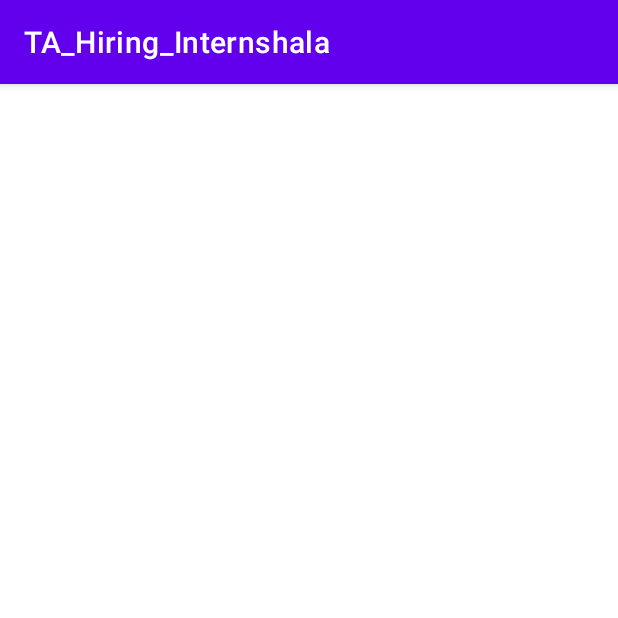
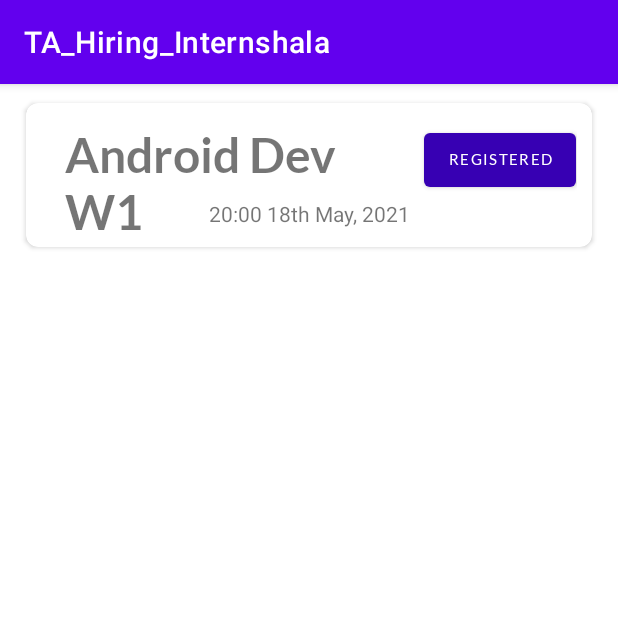
Before and after one commit to rahulsain/internshala_ta, an Android app: the fragment Dashboard placed in its activity, on a phone screen of 412 x 824 dp, the top half of it. Run offline under Robolectric (Android 15) with nearby library versions, the phone set to English and light mode, and no system bars; our stand-ins replace Room's generated code.

```diff
--- a/app/src/main/java/com/rahuls/ta_hiring_internshala/adapter/RVAdapter.kt
+++ b/app/src/main/java/com/rahuls/ta_hiring_internshala/adapter/RVAdapter.kt
@@ -1,6 +1,5 @@
 package com.rahuls.ta_hiring_internshala.adapter
 
-import android.content.Context
 import android.graphics.Color
 import android.view.LayoutInflater
 import android.view.View
@@ -9,24 +8,15 @@ import android.widget.Button
 import android.widget.TextView
 import androidx.recyclerview.widget.RecyclerView
 import com.rahuls.ta_hiring_internshala.R
-import com.rahuls.ta_hiring_internshala.model.Data
 
-class RVAdapter(private var arrayList: ArrayList<Data>) : RecyclerView.Adapter<RVAdapter.ViewHolder>() {
-
-    private lateinit var name: ArrayList<String>
-    private lateinit var date: ArrayList<String>
-    private lateinit var btn: ArrayList<Boolean>
-    private var size = 0
+class RVAdapter(private val name: ArrayList<String>, private val date: ArrayList<String>,
+                private val btn: ArrayList<Boolean>) : RecyclerView.Adapter<RVAdapter.ViewHolder>() {
 
     inner class ViewHolder(itemView: View) : RecyclerView.ViewHolder(itemView) {
 
         var itemName: TextView = itemView.findViewById(R.id.workshopName)
         var itemDate: TextView = itemView.findViewById(R.id.workshopDate)
         var button: Button = itemView.findViewById(R.id.applyBtn)
-
-        val prefs = itemView.context.getSharedPreferences("prefs", Context.MODE_PRIVATE)!!
-
-
 
         fun hideButton() {
             button.text = "Registered"
@@ -39,39 +29,19 @@ class RVAdapter(private var arrayList: ArrayList<Data>) : RecyclerView.Adapter<R
     override fun onCreateViewHolder(viewGroup: ViewGroup, i: Int): ViewHolder {
         val v = LayoutInflater.from(viewGroup.context)
             .inflate(R.layout.frame_textview, viewGroup, false)
-        fetchData()
         return ViewHolder(v)
     }
 
 
     override fun onBindViewHolder(viewHolder: ViewHolder, i: Int) {
-
-        btn[i] = viewHolder.prefs.getBoolean("registered$i", false)
+        viewHolder.itemName.text = name[i]
+        viewHolder.itemDate.text = date[i]
         if (btn[i]) {
             viewHolder.hideButton()
-            viewHolder.itemName.text = name[i]
-            viewHolder.itemDate.text = date[i]
         }
-
-
     }
 
     override fun getItemCount(): Int {
-        return size
+        return name.size
     }
-
-    private fun fetchData() {
-
-        for(i in arrayList.indices){
-            if(arrayList[i].button){
-                name.add(arrayList[i].name)
-                date.add(arrayList[i].date)
-                btn.add(arrayList[i].button)
-                size++
-            }
-        }
-    }
-
-
-
 }
--- a/app/src/main/java/com/rahuls/ta_hiring_internshala/adapter/RecyclerViewAdapter.kt
+++ b/app/src/main/java/com/rahuls/ta_hiring_internshala/adapter/RecyclerViewAdapter.kt
@@ -12,24 +12,26 @@ import androidx.fragment.app.commit
 import androidx.fragment.app.replace
 import androidx.recyclerview.widget.RecyclerView
 import com.rahuls.ta_hiring_internshala.R
+import com.rahuls.ta_hiring_internshala.fragment.Dashboard
 import com.rahuls.ta_hiring_internshala.fragment.Login
-import com.rahuls.ta_hiring_internshala.model.Data
+import com.rahuls.ta_hiring_internshala.room.Workshop
+import com.rahuls.ta_hiring_internshala.room.WorkshopRepository
+import kotlinx.coroutines.CoroutineScope
+import kotlinx.coroutines.Dispatchers
+import kotlinx.coroutines.launch
 
 class RecyclerViewAdapter : RecyclerView.Adapter<RecyclerViewAdapter.ViewHolder>() {
 
-    private lateinit var arrayList: Data
+    private val uiScope = CoroutineScope(Dispatchers.IO)
 
-    private val name = arrayOf("Android Dev W1",
-        "Android Dev W2", "Web Dev W1", "Learn Kotlin B1",
-        "Android Dev W3", "Android Dev W4", "Web Dev W2",
-        "Learn DSA")
+    private val name = arrayOf("Android Dev W1", "Android Dev W2", "Web Dev W1",
+        "Learn Kotlin B1", "Android Dev W3", "Learn DSA")
 
     private val date = arrayOf("20:00 18th May, 2021", "04:00 18th May, 2021",
         "07:00 19th May, 2021", "04:00 20th May, 2021",
-        "01:00 21th May, 2021", "10:00 21th May, 2021",
-        "20:00 27th May, 2021", "10:00 30th May, 2021")
+        "01:00 21th May, 2021", "10:00 30th May, 2021")
 
-    private val btn = arrayOf(false, false, false, false, false, false, false, false)
+    private val btn = arrayOf(false, false, false, false, false, false)
 
     inner class ViewHolder(itemView: View) : RecyclerView.ViewHolder(itemView) {
 
@@ -38,6 +40,7 @@ class RecyclerViewAdapter : RecyclerView.Adapter<RecyclerViewAdapter.ViewHolder>
         var button: Button = itemView.findViewById(R.id.applyBtn)
 
         val prefs = itemView.context.getSharedPreferences("prefs", MODE_PRIVATE)!!
+        val preferences = itemView.context.getSharedPreferences("userFile", MODE_PRIVATE)!!
 
          fun hideButton() {
              button.text = "Applied"
@@ -45,6 +48,16 @@ class RecyclerViewAdapter : RecyclerView.Adapter<RecyclerViewAdapter.ViewHolder>
              button.setBackgroundColor(Color.parseColor("#FF3700E9"))
         }
 
+        fun storeData(i: Int) {
+            uiScope.launch {
+                    val workshop = Workshop()
+                    workshop.name = name[i]
+                    workshop.date = date[i]
+                    workshop.button = prefs.getBoolean("registered$i", false)
+                    WorkshopRepository.getInstance(itemView.context)!!.getAppDatabase().workshopDao()
+                        .insert(workshop)
+                }
+        }
     }
 
     override fun onCreateViewHolder(viewGroup: ViewGroup, i: Int): ViewHolder {
@@ -59,21 +72,39 @@ class RecyclerViewAdapter : RecyclerView.Adapter<RecyclerViewAdapter.ViewHolder>
 
         // ** SHOW OR HIDE THIS INSTANCE'S BUTTON - AND ONLY THIS INSTANCE'S BUTTON **
         btn[i] = viewHolder.prefs.getBoolean("registered$i", false)
+
+        viewHolder.storeData(i)
+
         if (btn[i]) {
             viewHolder.hideButton()
         }
 
         viewHolder.button.setOnClickListener {
             viewHolder.prefs.edit().putBoolean("registered$i", true).apply()
+            if(!btn[i]){
+                viewHolder.storeData(i)
+            }
             btn[i] = true
             viewHolder.hideButton()
 
             val activity = it.context as AppCompatActivity
 
-            activity.supportFragmentManager.commit {
-                replace<Login>(R.id.fragment_login)
-                setReorderingAllowed(true)
-                addToBackStack("login") // name can be null
+            val username = viewHolder.preferences.getString("userName",null)
+            val password = viewHolder.preferences.getString("password",null)
+
+            if(username == null || password == null || username.isEmpty() || password.isEmpty()){
+                activity.supportFragmentManager.commit {
+                    replace<Login>(R.id.fragment_login)
+                    setReorderingAllowed(true)
+                    addToBackStack("login") // name can be null
+                }
+            } else {
+
+                activity.supportFragmentManager.commit {
+                    replace<Dashboard>(R.id.fragment_dashboard)
+                    setReorderingAllowed(true)
+                    addToBackStack("dashboard") // name can be null
+                }
             }
         }
 
--- a/app/src/main/java/com/rahuls/ta_hiring_internshala/fragment/AvailableWorkshops.kt
+++ b/app/src/main/java/com/rahuls/ta_hiring_internshala/fragment/AvailableWorkshops.kt
@@ -9,11 +9,15 @@ import androidx.recyclerview.widget.LinearLayoutManager
 import androidx.recyclerview.widget.RecyclerView
 import com.rahuls.ta_hiring_internshala.R
 import com.rahuls.ta_hiring_internshala.adapter.RecyclerViewAdapter
+import com.rahuls.ta_hiring_internshala.room.WorkshopRepository
+import kotlinx.coroutines.CoroutineScope
+import kotlinx.coroutines.Dispatchers
+import kotlinx.coroutines.launch
 
 
 class AvailableWorkshops : Fragment() {
 
-
+    private val uiScope = CoroutineScope(Dispatchers.IO)
 
     override fun onCreateView(
         inflater: LayoutInflater, container: ViewGroup?,
@@ -26,6 +30,9 @@ class AvailableWorkshops : Fragment() {
     override fun onViewCreated(itemView: View, savedInstanceState: Bundle?) {
         super.onViewCreated(itemView, savedInstanceState)
         val recyclerView = itemView.findViewById<RecyclerView>(R.id.recycler_view1)
+        uiScope.launch {
+            WorkshopRepository.getInstance(requireContext())!!.getAppDatabase().workshopDao().deleteAll()
+        }
         recyclerView.apply {
             // set a LinearLayoutManager to handle Android
             // RecyclerView behavior
@@ -34,7 +41,4 @@ class AvailableWorkshops : Fragment() {
             adapter = RecyclerViewAdapter()
         }
     }
-
-
-
 }
--- a/app/src/main/java/com/rahuls/ta_hiring_internshala/fragment/Dashboard.kt
+++ b/app/src/main/java/com/rahuls/ta_hiring_internshala/fragment/Dashboard.kt
@@ -4,35 +4,24 @@ import android.os.Bundle
 import android.view.LayoutInflater
 import android.view.View
 import android.view.ViewGroup
-import android.widget.Toast
 import androidx.fragment.app.Fragment
 import androidx.recyclerview.widget.LinearLayoutManager
 import androidx.recyclerview.widget.RecyclerView
 import com.rahuls.ta_hiring_internshala.R
 import com.rahuls.ta_hiring_internshala.adapter.RVAdapter
-import com.rahuls.ta_hiring_internshala.model.Data
 import com.rahuls.ta_hiring_internshala.room.Workshop
 import com.rahuls.ta_hiring_internshala.room.WorkshopRepository
 import kotlinx.coroutines.CoroutineScope
 import kotlinx.coroutines.Dispatchers
 import kotlinx.coroutines.launch
-import kotlinx.coroutines.withContext
 
 class Dashboard : Fragment() {
 
     private val uiScope = CoroutineScope(Dispatchers.IO)
-
-    private val name = arrayOf("Android Dev W1",
-        "Android Dev W2", "Web Dev W1", "Learn Kotlin B1",
-        "Android Dev W3", "Android Dev W4", "Web Dev W2",
-        "Learn DSA")
-
-    private val date = arrayOf("20:00 18th May, 2021", "04:00 18th May, 2021",
-        "07:00 19th May, 2021", "04:00 20th May, 2021",
-        "01:00 21th May, 2021", "10:00 21th May, 2021",
-        "20:00 27th May, 2021", "10:00 30th May, 2021")
-
-    private val btn = arrayOf(false, false, false, false, false, false, false, false)
+    private var name: ArrayList<String> = ArrayList()
+    private var date: ArrayList<String> = ArrayList()
+    private var btn: ArrayList<Boolean> = ArrayList()
+    private var size = 0
 
     override fun onCreateView(
         inflater: LayoutInflater, container: ViewGroup?,
@@ -45,61 +34,31 @@ class Dashboard : Fragment() {
     override fun onViewCreated(itemView: View, savedInstanceState: Bundle?) {
         super.onViewCreated(itemView, savedInstanceState)
         val recyclerView = itemView.findViewById<RecyclerView>(R.id.recycler_view2)
-        uiScope.launch {
-            saveTask()
-        }
-        Toast.makeText(context, "Workshop Saved!", Toast.LENGTH_SHORT).show()
-        val arrayList: ArrayList<Data> = ArrayList()
-        fetchFromRoom(arrayList)
         recyclerView.apply {
             // set a LinearLayoutManager to handle Android
             // RecyclerView behavior
             layoutManager = LinearLayoutManager(activity)
+            fetchData()
             // set the custom adapter to the RecyclerView
-            adapter = RVAdapter(arrayList)
+            adapter = RVAdapter(name,date,btn)
+
+            adapter?.notifyDataSetChanged()
         }
     }
-
-    private suspend fun saveTask() {
-
-//        deleteAll()
-
-        withContext(Dispatchers.IO) {
-
-            //creating a task
-            for (i in 0 .. 7) {
-                val detail = Workshop()
-                detail.id = i
-                detail.name = name[i]
-                detail.date = date[i]
-                detail.button = btn[i]
-                WorkshopRepository.getInstance(requireContext())!!.getAppDatabase().workshopDao()
-                    .insert(detail)
-            }
-        }
-    }
-
-    private fun deleteAll() {
-        uiScope.launch {
-            WorkshopRepository.getInstance(requireContext())!!.getAppDatabase().workshopDao().deleteAll()
-        }
-    }
-
-    private fun fetchFromRoom(arrayList: ArrayList<Data>) {
+    private fun fetchData() {
         uiScope.launch {
             val list: List<Workshop> =
                 WorkshopRepository.getInstance(requireContext())!!.getAppDatabase().workshopDao()
                     .getAll()
-                arrayList.clear()
             for (workshop in list) {
-                val data = Data()
-                data.id = workshop.id
-                data.name = workshop.name
-                data.date = workshop.date
-                data.button = workshop.button
-                arrayList.add(data)
+                if (workshop.button) {
+                    name.add(workshop.name)
+                    date.add(workshop.date)
+                    btn.add(workshop.button)
+                    size++
+                }
             }
         }
+//        Toast.makeText(requireContext(),"stored "+(size+1)+" new workshop", Toast.LENGTH_SHORT).show()
     }
-
 }
--- a/app/src/main/java/com/rahuls/ta_hiring_internshala/model/Data.kt
+++ /dev/null
@@ -1,8 +0,0 @@
-package com.rahuls.ta_hiring_internshala.model
-
-class Data {
-    var id = 0
-    var name = ""
-    var date = ""
-    var button = false
-}
--- a/app/src/main/java/com/rahuls/ta_hiring_internshala/room/Workshop.kt
+++ b/app/src/main/java/com/rahuls/ta_hiring_internshala/room/Workshop.kt
@@ -8,7 +8,6 @@ import java.io.Serializable
 class Workshop : Serializable {
     @PrimaryKey(autoGenerate = true)
     var uid = 0
-    var id = 0
     var name: String = ""
     var date: String = ""
     var button: Boolean = false
```
